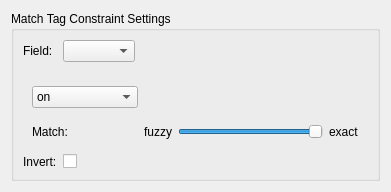
The window that src/playlistgenerator/constraints/TagMatchEditWidget.ui (KDE/amarok) describes before a commit, drawn with Qt 5.
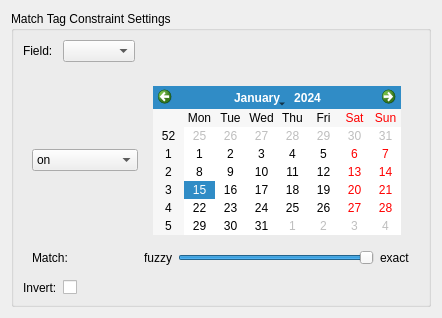
The same window after the commit. The open tabs and pages were chosen to show the change. Custom widgets are drawn as their Qt base class.

The edit to the form file:
```diff
--- a/src/playlistgenerator/constraints/TagMatchEditWidget.ui
+++ b/src/playlistgenerator/constraints/TagMatchEditWidget.ui
@@ -269,7 +269,7 @@
                   <item>
                    <layout class="QHBoxLayout" name="horizontalLayout_5">
                     <item>
-                     <widget class="KDateWidget" name="kdatewidget_DateSpecific">
+                     <widget class="QCalendarWidget" name="qcalendarwidget_DateSpecific">
                       <property name="sizePolicy">
                        <sizepolicy hsizetype="Preferred" vsizetype="Fixed">
                         <horstretch>0</horstretch>
```
Left out of the diff: 12 changed lines with no effect on the pictures.
